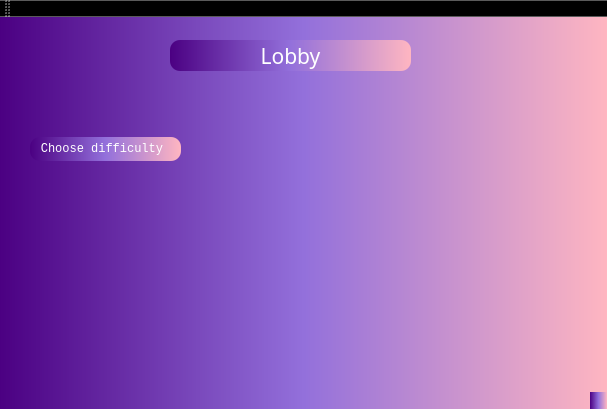
Before: the Qt Designer form ProjectC++/GraphicInterface/LobbyInterface.ui in andreeamacsim/ProjectModernCpp, drawn with Qt 5.
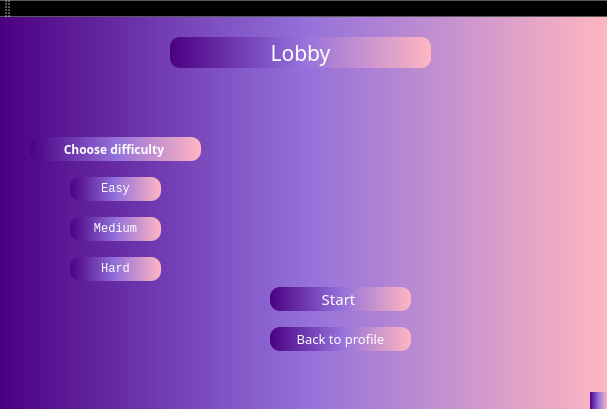
After: the same form once the commit is applied.

Commit message: I have connected all the currently necessary buttons that are present in the Lobby interface

```diff
--- a/ProjectC++/GraphicInterface/LobbyInterface.ui
+++ b/ProjectC++/GraphicInterface/LobbyInterface.ui
@@ -22,8 +22,8 @@
     <property name="geometry">
      <rect>
       <x>170</x>
-      <y>23</y>
-      <width>241</width>
+      <y>20</y>
+      <width>261</width>
       <height>31</height>
      </rect>
     </property>
@@ -47,14 +47,16 @@
      <rect>
       <x>30</x>
       <y>120</y>
-      <width>151</width>
+      <width>171</width>
       <height>24</height>
      </rect>
     </property>
     <property name="font">
      <font>
-      <family>Lucida Console</family>
+      <family>Lucida Fax</family>
       <pointsize>9</pointsize>
+      <italic>false</italic>
+      <bold>true</bold>
      </font>
     </property>
     <property name="styleSheet">
@@ -66,6 +68,124 @@
      <string>Choose difficulty </string>
     </property>
    </widget>
+   <widget class="QPushButton" name="pushButton_3">
+    <property name="geometry">
+     <rect>
+      <x>70</x>
+      <y>160</y>
+      <width>91</width>
+      <height>24</height>
+     </rect>
+    </property>
+    <property name="font">
+     <font>
+      <family>Lucida Console</family>
+     </font>
+    </property>
+    <property name="styleSheet">
+     <string notr="true">background-color: qlineargradient(spread:pad, x1:0, y1:0, x2:1, y2:0, stop:0 rgba(75, 0, 130, 255), stop:0.5 rgba(147, 112, 219, 255), stop:1 rgba(255, 182, 193, 255));
+color: white;
+border-radius: 10px;</string>
+    </property>
+    <property name="text">
+     <string>Easy</string>
+    </property>
+   </widget>
+   <widget class="QPushButton" name="pushButton_4">
+    <property name="geometry">
+     <rect>
+      <x>70</x>
+      <y>200</y>
+      <width>91</width>
+      <height>24</height>
+     </rect>
+    </property>
+    <property name="font">
+     <font>
+      <family>Lucida Console</family>
+     </font>
+    </property>
+    <property name="styleSheet">
+     <string notr="true">background-color: qlineargradient(spread:pad, x1:0, y1:0, x2:1, y2:0, stop:0 rgba(75, 0, 130, 255), stop:0.5 rgba(147, 112, 219, 255), stop:1 rgba(255, 182, 193, 255));
+color: white;
+border-radius: 10px;</string>
+    </property>
+    <property name="text">
+     <string>Medium</string>
+    </property>
+   </widget>
+   <widget class="QPushButton" name="pushButton_5">
+    <property name="geometry">
+     <rect>
+      <x>70</x>
+      <y>240</y>
+      <width>91</width>
+      <height>24</height>
+     </rect>
+    </property>
+    <property name="font">
+     <font>
+      <family>Lucida Console</family>
+     </font>
+    </property>
+    <property name="styleSheet">
+     <string notr="true">background-color: qlineargradient(spread:pad, x1:0, y1:0, x2:1, y2:0, stop:0 rgba(75, 0, 130, 255), stop:0.5 rgba(147, 112, 219, 255), stop:1 rgba(255, 182, 193, 255));
+color: white;
+border-radius: 10px;</string>
+    </property>
+    <property name="text">
+     <string>Hard</string>
+    </property>
+   </widget>
+   <widget class="QPushButton" name="pushButton_6">
+    <property name="geometry">
+     <rect>
+      <x>270</x>
+      <y>270</y>
+      <width>141</width>
+      <height>24</height>
+     </rect>
+    </property>
+    <property name="font">
+     <font>
+      <family>Kristen ITC</family>
+      <pointsize>11</pointsize>
+      <bold>false</bold>
+     </font>
+    </property>
+    <property name="styleSheet">
+     <string notr="true">background-color: qlineargradient(spread:pad, x1:0, y1:0, x2:1, y2:0, stop:0 rgba(75, 0, 130, 255), stop:0.5 rgba(147, 112, 219, 255), stop:1 rgba(255, 182, 193, 255));
+color: white;
+border-radius: 10px;</string>
+    </property>
+    <property name="text">
+     <string>Start </string>
+    </property>
+   </widget>
+   <widget class="QPushButton" name="pushButton_7">
+    <property name="geometry">
+     <rect>
+      <x>270</x>
+      <y>310</y>
+      <width>141</width>
+      <height>24</height>
+     </rect>
+    </property>
+    <property name="font">
+     <font>
+      <family>Kristen ITC</family>
+      <pointsize>10</pointsize>
+     </font>
+    </property>
+    <property name="styleSheet">
+     <string notr="true">background-color: qlineargradient(spread:pad, x1:0, y1:0, x2:1, y2:0, stop:0 rgba(75, 0, 130, 255), stop:0.5 rgba(147, 112, 219, 255), stop:1 rgba(255, 182, 193, 255));
+color: white;
+border-radius: 10px;</string>
+    </property>
+    <property name="text">
+     <string>Back to profile</string>
+    </property>
+   </widget>
   </widget>
   <widget class="QMenuBar" name="menuBar">
    <property name="geometry">
```
The commit also changes 2 other files.
